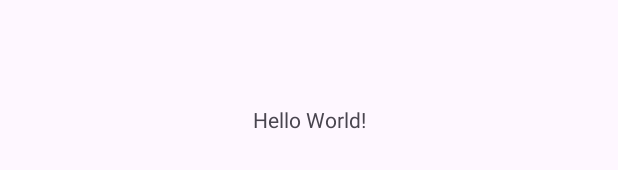
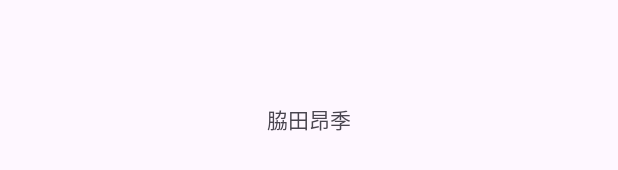
Before and after one commit to koukibike/MyAndroid, an Android app: the layout activity_main.xml on its own in the app's theme, with its tools: preview values and no code run, on a phone screen of 412 x 824 dp. Shown: the part 499-669 px from the top of the screen. Run offline under Robolectric (Android 15) with nearby library versions, the phone set to English and light mode, and no system bars.

Commit message:
表示される文字列を名前に変更

```diff
--- a/app/src/main/res/layout/activity_main.xml
+++ b/app/src/main/res/layout/activity_main.xml
@@ -9,7 +9,7 @@
     <TextView
         android:layout_width="wrap_content"
         android:layout_height="wrap_content"
-        android:text="Hello World!"
+        android:text="脇田昂季"
         app:layout_constraintBottom_toBottomOf="parent"
         app:layout_constraintEnd_toEndOf="parent"
         app:layout_constraintStart_toStartOf="parent"
```
